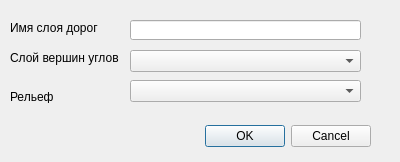
Above: roadbuilder/roadbuilder_dialog_base.ui from alexnick21/RoadBuilding before the change. Below: the same form after it.
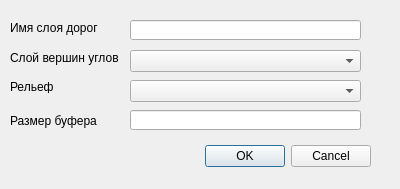
That is the form after the change.

Commit message: Добавлена возможность произвольно задавать размер буфера

What changed in the file:
```diff
--- a/roadbuilder/roadbuilder_dialog_base.ui
+++ b/roadbuilder/roadbuilder_dialog_base.ui
@@ -7,7 +7,7 @@
     <x>0</x>
     <y>0</y>
     <width>400</width>
-    <height>162</height>
+    <height>189</height>
    </rect>
   </property>
   <property name="windowTitle">
@@ -17,7 +17,7 @@
    <property name="geometry">
     <rect>
      <x>30</x>
-     <y>120</y>
+     <y>140</y>
      <width>341</width>
      <height>32</height>
     </rect>
@@ -89,7 +89,7 @@
    <property name="geometry">
     <rect>
      <x>10</x>
-     <y>90</y>
+     <y>80</y>
      <width>47</width>
      <height>13</height>
     </rect>
@@ -98,6 +98,29 @@
     <string>Рельеф</string>
    </property>
   </widget>
+  <widget class="QLabel" name="label_4">
+   <property name="geometry">
+    <rect>
+     <x>10</x>
+     <y>110</y>
+     <width>91</width>
+     <height>21</height>
+    </rect>
+   </property>
+   <property name="text">
+    <string>Размер буфера</string>
+   </property>
+  </widget>
+  <widget class="QLineEdit" name="lineEditBufSize">
+   <property name="geometry">
+    <rect>
+     <x>130</x>
+     <y>110</y>
+     <width>231</width>
+     <height>20</height>
+    </rect>
+   </property>
+  </widget>
  </widget>
  <resources/>
  <connections>
```
Left out of the diff: 9 changed lines with no effect on the pictures. The commit also changes 2 other files.
